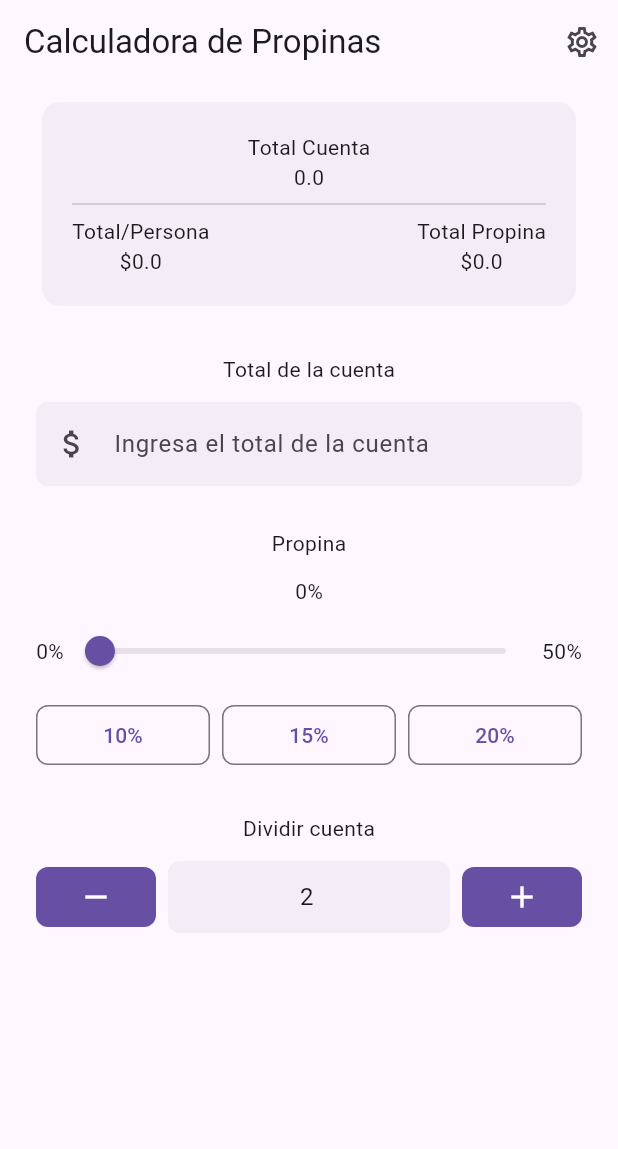
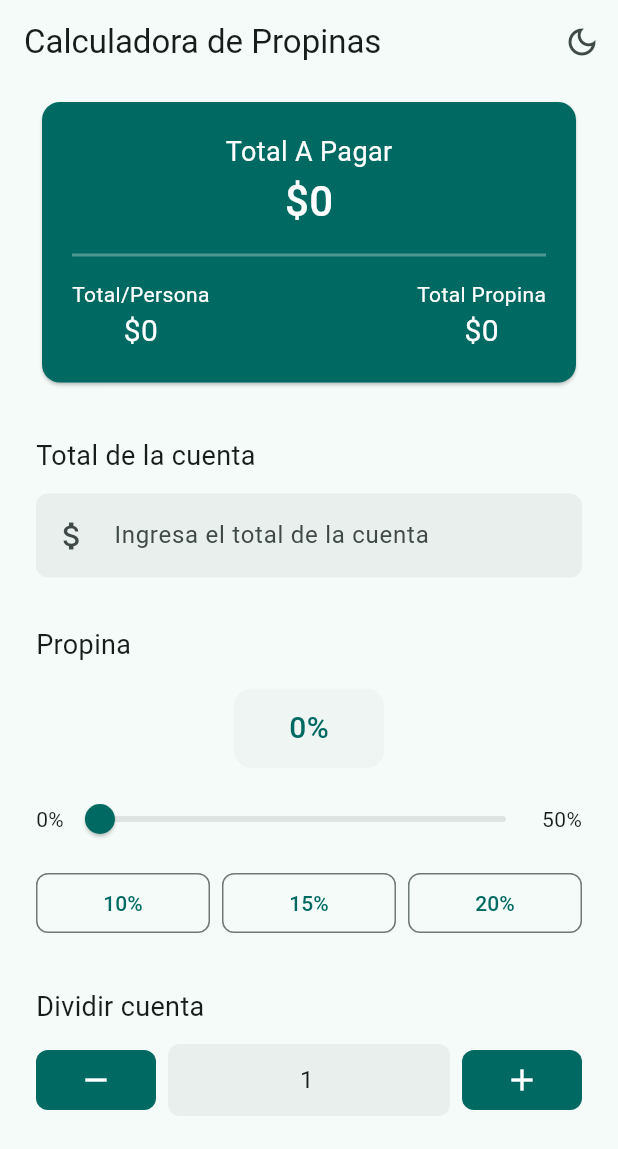
Before and after one commit to IvanCS719/tip_calculator_flutter, a Flutter app: the screen it shows after launch, on a phone screen of 412 x 824 dp. Shown: the top 1149 px of the screen. Run offline on Flutter 3.47's test engine with Material 3 defaults, Android fonts, the phone set to English and light mode, and no system bars.

Commit message:
se hicieron ajustes generales de la app

```diff
--- a/lib/main.dart
+++ b/lib/main.dart
@@ -1,17 +1,30 @@
 import 'package:flutter/material.dart';
-import 'package:flutter_riverpod/flutter_riverpod.dart';
+import 'package:tip_calculator/config/theme/app_theme.dart';
 import 'package:tip_calculator/presentation/screens/home_screen.dart';
 
 void main() {
-  runApp(const ProviderScope(child: MainApp()));
+  runApp(const  MainApp());
 }
 
-class MainApp extends StatelessWidget {
+class MainApp extends StatefulWidget {
   const MainApp({super.key});
 
   @override
+  State<MainApp> createState() => _MainAppState();
+}
+
+class _MainAppState extends State<MainApp> {
+  bool isDarkMode = false;
+
+  void toggleTheme(){
+    setState(() {
+      isDarkMode = !isDarkMode;
+    });
+  }
+  @override
   Widget build(BuildContext context) {
-    return const MaterialApp(
-        debugShowCheckedModeBanner: false, home: HomeScreen());
+    return MaterialApp(
+      theme: AppTheme(seletedColor: 2, isDarkMode: isDarkMode).getTheme(),
+      debugShowCheckedModeBanner: false, home: HomeScreen(toggleTheme: toggleTheme, isDarkMode: isDarkMode,));
   }
 }
--- a/lib/presentation/providers/tip_calculator_provider.dart
+++ b/lib/presentation/providers/tip_calculator_provider.dart
@@ -1,3 +1,3 @@
-import 'package:flutter_riverpod/flutter_riverpod.dart';
+/*import 'package:flutter_riverpod/flutter_riverpod.dart';
 
-final StateProvider<double> totalAccountProvider = StateProvider( (ref) => 0.0 );
+final StateProvider<double> totalAccountProvider = StateProvider( (ref) => 0.0 );*/
--- a/lib/presentation/screens/home_screen.dart
+++ b/lib/presentation/screens/home_screen.dart
@@ -1,22 +1,78 @@
 import 'package:flutter/material.dart';
-import 'package:flutter/services.dart';
-import 'package:flutter_riverpod/flutter_riverpod.dart';
-import 'package:tip_calculator/presentation/providers/tip_calculator_provider.dart';
+import 'package:tip_calculator/domain/entities/tip_calculator.dart';
+import 'package:tip_calculator/presentation/widgets/home/number_people_field_box.dart';
+import 'package:tip_calculator/presentation/widgets/home/split_bill_button.dart';
+import 'package:tip_calculator/presentation/widgets/home/tip_percent_button.dart';
+import 'package:tip_calculator/presentation/widgets/home/tip_slider.dart';
 import 'package:tip_calculator/presentation/widgets/home/total_account_field_box.dart';
 import 'package:tip_calculator/presentation/widgets/home/result_card.dart';
 
-class HomeScreen extends ConsumerWidget {
-  const HomeScreen({super.key});
+class HomeScreen extends StatefulWidget {
+  final bool isDarkMode;
+  final void Function() toggleTheme;
+  const HomeScreen({super.key, required this.toggleTheme, required this.isDarkMode});
 
   @override
-  Widget build(BuildContext context, WidgetRef ref) {
-    final totalAccountP = ref.watch(totalAccountProvider);
+  State<HomeScreen> createState() => _HomeScreenState();
+}
+
+class _HomeScreenState extends State<HomeScreen> {
+  final tipCalEntitie = TipCalculator();
+  double _currentSliderValue = 0.0;
+  int _splitBill = 1;
+
+  void actualizarTotalAccount(String total) {
+    final newTotal = double.tryParse(total) ?? 0.0;
+    setState(() {
+      tipCalEntitie.showTotalAccount(newTotal);
+      establecerSplitBill();
+    });
+  }
+
+  void actualizarTipPercent(int value) {
+    setState(() {
+      _currentSliderValue = value.toDouble();
+      tipCalEntitie.tipPercent = value;
+      tipCalEntitie.calculateTipTotal();
+      establecerSplitBill();
+    });
+  }
+
+  void incrementarSplitBill() {
+    setState(() {
+      _splitBill++;
+      establecerSplitBill();
+    });
+  }
+
+  void decrementarSplitBill() {
+    setState(() {
+      if (_splitBill > 1) _splitBill--;
+      establecerSplitBill();
+    });
+  }
+
+  void cambiarSplitBill(int value) {
+    setState(() {
+      _splitBill = value;
+      establecerSplitBill();
+    });
+  }
+
+  void establecerSplitBill() {
+    tipCalEntitie.calculateSplitBill(_splitBill);
+  }
+
+  @override
+  Widget build(BuildContext context) {
     return Scaffold(
       appBar: AppBar(
         title: const Text('Calculadora de Propinas'),
         actions: [
           IconButton(
-              onPressed: () {}, icon: const Icon(Icons.settings_outlined))
+              onPressed: () {widget.toggleTheme();}, icon: Icon(
+                widget.isDarkMode ? Icons.light_mode_outlined : Icons.dark_mode_outlined
+                ))
         ],
       ),
       body: SafeArea(
@@ -24,99 +80,89 @@ class HomeScreen extends ConsumerWidget {
           padding: const EdgeInsets.symmetric(horizontal: 24.0, vertical: 8.0),
           child: SingleChildScrollView(
             child: Column(
+              crossAxisAlignment: CrossAxisAlignment.start,
               children: [
-                ResultCard(totalAccountP: totalAccountP),
-
+                ResultCard(
+                    totalAccountWithTip: tipCalEntitie.totalAccountWithTip,
+                    tipTotal: tipCalEntitie.tipTotal,
+                    totalAccountSplitBill: tipCalEntitie.totalAccountSplitBill),
                 const SizedBox(
-                  height: 28.0,
+                  height: 32.0,
                 ),
-
-                const Text('Total de la cuenta'),
-
+                const Text('Total de la cuenta', style: TextStyle(fontSize: 18.0)),
                 const SizedBox(
                   height: 12.0,
                 ),
-
-                const TotalAccountFieldBox(),
-
+                TotalAccountFieldBox(
+                  onInitialTotalAccount: actualizarTotalAccount,
+                ),
                 const SizedBox(
-                  height: 28.0,
+                  height: 32.0,
                 ),
-
-                const Text('Propina'),
-
+                const Text('Propina', style: TextStyle(fontSize: 18.0)),
                 const SizedBox(
                   height: 12.0,
                 ),
-
-                const TipSlider(),
-
+                TipSlider(
+                  getTipPercentSlider: actualizarTipPercent,
+                  currentSliderValue: _currentSliderValue,
+                ),
                 const SizedBox(
                   height: 8.0,
                 ),
-
-                const Row(
+                Row(
                   mainAxisAlignment: MainAxisAlignment.spaceBetween,
                   children: [
                     Expanded(
-                      child: TipPercentButton(percent: 10,),
+                      child: TipPercentButton(
+                          percent: 10,
+                          getTipPercentButton: actualizarTipPercent),
                     ),
-                    SizedBox(width: 8.0,),
+                    const SizedBox(
+                      width: 8.0,
+                    ),
                     Expanded(
-                      child: TipPercentButton(percent: 15,),
+                      child: TipPercentButton(
+                          percent: 15,
+                          getTipPercentButton: actualizarTipPercent),
                     ),
-                    SizedBox(width: 8.0,),
+                    const SizedBox(
+                      width: 8.0,
+                    ),
                     Expanded(
-                      child: TipPercentButton(percent: 20,),
+                      child: TipPercentButton(
+                          percent: 20,
+                          getTipPercentButton: actualizarTipPercent),
                     ),
                   ],
                 ),
                 const SizedBox(
-                  height: 28.0,
+                  height: 32.0,
                 ),
-                const Text('Dividir cuenta'),
+                const Text('Dividir cuenta', style: TextStyle(fontSize: 18.0)),
                 const SizedBox(
                   height: 12.0,
                 ),
                 Row(
                   children: [
-                    IconButton.filled(
-                      onPressed: () {},
-                      icon: const Icon(Icons.remove_outlined),
-                      style: ButtonStyle(
-                      shape: WidgetStateProperty.all(
-                        RoundedRectangleBorder(
-                        borderRadius: BorderRadius.circular(8), // Personaliza el border radius aquí
-                        ),
-                      ),
-                      padding: WidgetStateProperty.all(
-                        const EdgeInsets.symmetric(horizontal: 28.0)
-                      )
-                      ),
-                    ),
-                    const SizedBox(width: 8.0,),
+                    SplitBillButton(splitBillFunc: decrementarSplitBill, icon: Icons.remove_outlined),
 
-                    const Expanded(
-                      child: NumberPeopleFieldBox()
+                    const SizedBox(
+                      width: 8.0,
                     ),
 
-                    const SizedBox(width: 8.0,),
+                    Expanded(
+                        child: NumberPeopleFieldBox(
+                      splitBill: _splitBill,
+                      cambiarSplitBill: cambiarSplitBill,
+                    )),
 
-                    IconButton.filled(
-                      onPressed: () {},
-                      icon: const Icon(Icons.add_outlined),
-                      style: ButtonStyle(
-                      shape: WidgetStateProperty.all(
-                        RoundedRectangleBorder(
-                        borderRadius: BorderRadius.circular(8), // Personaliza el border radius aquí
-                        ),
-                      ),
-                      padding: WidgetStateProperty.all(
-                        const EdgeInsets.symmetric(horizontal: 28.0)
-                      )
+                    const SizedBox(
+                      width: 8.0,
+                    ),
 
-                      ),
-                    ),
+                    SplitBillButton(splitBillFunc: incrementarSplitBill, icon: Icons.add_outlined),
+
                   ],
                 )
               ],
@@ -127,103 +173,3 @@ class HomeScreen extends ConsumerWidget {
     );
   }
 }
-
-class NumberPeopleFieldBox extends StatelessWidget {
-  const NumberPeopleFieldBox({
-    super.key,
-  });
-
-  @override
-  Widget build(BuildContext context) {
-
-    final underlineInputBorder = UnderlineInputBorder(
-      borderSide: const BorderSide(color: Colors.transparent),
-      borderRadius: BorderRadius.circular(8)
-    );
-    final inputDecoration = InputDecoration(
-        hintText: '0',
-        enabledBorder: underlineInputBorder,
-        focusedBorder: underlineInputBorder,
-        filled: true,
-        fillColor: Theme.of(context).colorScheme.surfaceContainer);
-    return TextFormField(
-      keyboardType: TextInputType.number,
-      inputFormatters: [
-        FilteringTextInputFormatter.digitsOnly
-      ],
-      textAlign: TextAlign.center,
-      decoration: inputDecoration,
-      initialValue: 2.toString(),
-    );
-  }
-}
-
-class TipPercentButton extends StatelessWidget {
-
-  final int percent;
-
-  const TipPercentButton({
-    super.key,
-    required this.percent
-  });
-
-  @override
-  Widget build(BuildContext context) {
-    //final colors = Theme.of(context).colorScheme;
-    return OutlinedButton(
-      onPressed: (){},
-      style: ButtonStyle(
-        shape: WidgetStateProperty.all(
-          RoundedRectangleBorder(
-            borderRadius: BorderRadius.circular(8.0)
-          )
-        )
-
-      ),
-      child: Text('$percent%'),
-      );
-  }
-}
-
-class TipSlider extends StatefulWidget {
-  const TipSlider({
-    super.key,
-  });
-
-  @override
-  State<TipSlider> createState() => _TipSliderState();
-}
-
-class _TipSliderState extends State<TipSlider> {
-  double _currentSliderValue = 0.0;
-  @override
-  Widget build(BuildContext context) {
-    const minValueSlider = 0.0;
-    const maxValueSlider = 50.0;
-    return Column(
-      children: [
-        Text('${_currentSliderValue.toInt()}%'),
-        const SizedBox(height: 6.0,),
-        Row(
-          children: [
-            Text('${minValueSlider.toInt()}%'),
-            Expanded(
-              child: Slider(
-                value: _currentSliderValue,
-                onChanged: (double value){
-                  setState(() {
-                    _currentSliderValue = value;
-                  });
-                },
-                min: minValueSlider,
-                max: maxValueSlider,
-                label: '$_currentSliderValue',
-                ),
-            ),
-            Text('${maxValueSlider.toInt()}%')
-          ],
-        ),
-      ],
-    );
-  }
-}
--- a/lib/presentation/widgets/home/result_card.dart
+++ b/lib/presentation/widgets/home/result_card.dart
@@ -1,32 +1,60 @@
 import 'package:flutter/material.dart';
 
 class ResultCard extends StatelessWidget {
-  final double totalAccountP;
-  const ResultCard({
-    super.key,
-    required this.totalAccountP
-  });
+  final num totalAccountWithTip;
+  final num tipTotal;
+  final num totalAccountSplitBill;
+
+  const ResultCard(
+      {super.key,
+      required this.totalAccountWithTip,
+      required this.tipTotal,
+      required this.totalAccountSplitBill});
 
   @override
   Widget build(BuildContext context) {
+    //final textSty = Theme.of(context).textTheme;
+    final cardColor = Theme.of(context).colorScheme.primary;
+    final brightness = ThemeData.estimateBrightnessForColor(cardColor);
+    final textColor = brightness == Brightness.dark ? Colors.white : Colors.black;
+
     return Card(
-      color: Theme.of(context).colorScheme.surfaceContainer,
-      elevation: 0.0,
+      color: cardColor,
+      elevation: 1.0,
       child: Padding(
         padding: const EdgeInsets.all(20.0),
         child: Column(
           children: [
-            const Text('Total Cuenta'),
-            Text('$totalAccountP'),
-            const Divider(),
-            const Row(
+            Text(
+              'Total A Pagar',
+              style: TextStyle(fontSize: 18.0, color: textColor),
+            ),
+            Text(
+              '\$$totalAccountWithTip',
+              style: TextStyle(fontSize: 28.0, fontWeight: FontWeight.w500, color: textColor),
+            ),
+            const SizedBox(
+              height: 8,
+            ),
+            Divider(color: textColor.withOpacity(0.3), thickness: 2,),
+            const SizedBox(
+              height: 8,
+            ),
+            Row(
               mainAxisAlignment: MainAxisAlignment.spaceBetween,
               children: [
                 Column(
-                  children: [Text('Total/Persona'), Text('\$0.0')],
+                  children: [
+                    Text('Total/Persona', style: TextStyle(color: textColor)),
+                    Text('\$$totalAccountSplitBill',
+                        style: TextStyle(fontSize: 20.0, color: textColor))
+                  ],
                 ),
                 Column(
-                  children: [Text('Total Propina'), Text('\$0.0')],
+                  children: [
+                    Text('Total Propina', style: TextStyle(color: textColor)),
+                    Text('\$$tipTotal', style: TextStyle(fontSize: 20.0, color: textColor))
+                  ],
                 )
               ],
             )
--- a/lib/presentation/widgets/home/total_account_field_box.dart
+++ b/lib/presentation/widgets/home/total_account_field_box.dart
@@ -1,16 +1,21 @@
 import 'package:flutter/material.dart';
-import 'package:flutter_riverpod/flutter_riverpod.dart';
-import 'package:tip_calculator/presentation/providers/tip_calculator_provider.dart';
+import 'package:flutter/services.dart';
 
 
-class TotalAccountFieldBox extends ConsumerStatefulWidget {
-  const TotalAccountFieldBox({super.key});
+// Widget para el campo de texto donde el usuario ingresa el total de la cuenta.
+class TotalAccountFieldBox extends StatefulWidget {
+  final ValueChanged<String> onInitialTotalAccount;
+
+  const TotalAccountFieldBox({
+    super.key,
+    required this.onInitialTotalAccount
+    });
 
   @override
-  ConsumerState<TotalAccountFieldBox> createState() => _TotalAccountFieldBoxState();
+  State<TotalAccountFieldBox> createState() => _TotalAccountFieldBoxState();
 }
 
-class _TotalAccountFieldBoxState extends ConsumerState<TotalAccountFieldBox> {
+class _TotalAccountFieldBoxState extends State<TotalAccountFieldBox> {
   late final TextEditingController _controller;
 
   @override
@@ -40,10 +45,7 @@ class _TotalAccountFieldBoxState extends ConsumerState<TotalAccountFieldBox> {
       keyboardType: TextInputType.number,
       controller: _controller,
       decoration: inputDecoration,
-      onChanged: (value) {
-        final doubleValue = double.tryParse(value) ?? 0.0;
-        ref.read(totalAccountProvider.notifier).state = doubleValue;
-      },
+      onChanged: widget.onInitialTotalAccount,
     );
   }
 
--- a/pubspec.yaml
+++ b/pubspec.yaml
@@ -9,7 +9,7 @@ environment:
 dependencies:
   flutter:
     sdk: flutter
-  flutter_riverpod: ^2.6.1
+  #flutter_riverpod: ^2.6.1
 
 dev_dependencies:
   flutter_test:
```
Also changed, not shown: pubspec.lock.
